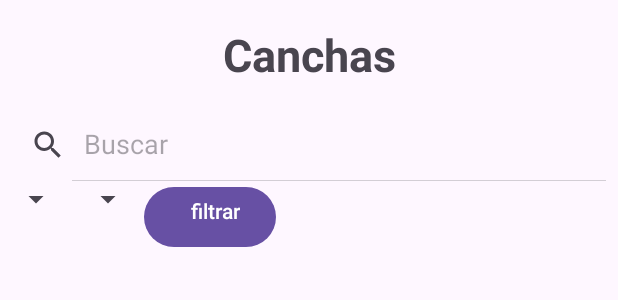
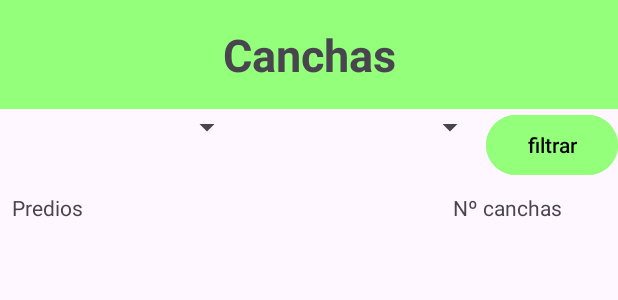
Before and after one commit to LautaroMalleret/CanchasApp, an Android app: the layout activity_main.xml on its own in the app's theme, with its tools: preview values and no code run, on a phone screen of 412 x 824 dp. Shown: the top 300 px of the screen. Run offline under Robolectric (Android 15) with nearby library versions, the phone set to English and light mode, and no system bars.

Commit message:
cambio de interfaz de inicio. cambio modelo de recycler view.

```diff
--- a/app/src/main/java/com/app/canchas/viewmodels/MainViewModel.kt
+++ b/app/src/main/java/com/app/canchas/viewmodels/MainViewModel.kt
@@ -20,6 +20,8 @@ class MainViewModel @Inject constructor(
     suspend fun obtenerCanchas() {
         val lista = mutableListOf<Cancha>()                 //creo lista con valores solicitados
         lista.addAll(canchaRepository.getCanchas())
+//        Log.i("hola", lista.toString())
+
         listaCanchas = lista
     //        listaCanchas.addAll(canchaRepository.getCanchas())
 //        return canchaRepository.getCanchas()
@@ -27,7 +29,7 @@ class MainViewModel @Inject constructor(
 
 
     suspend fun obtenerCanchasFiltradas(filtroCiudad: String, filtroNumeroCancha: String){
-        val ciudad = if (filtroCiudad == "TODAS LAS CIUDADES") "" else filtroCiudad
+        val ciudad = if (filtroCiudad == "CIUDADES") "" else filtroCiudad
         val numeroCancha = if (filtroNumeroCancha == "Nº CANCHA") "" else filtroNumeroCancha
 
 
--- a/app/src/main/res/layout/activity_main.xml
+++ b/app/src/main/res/layout/activity_main.xml
@@ -4,6 +4,7 @@
     android:layout_height="match_parent"
     android:orientation="vertical">
 
+<!--    titulo-->
     <TextView
         android:layout_width="match_parent"
         android:layout_height="wrap_content"
@@ -11,43 +12,62 @@
         android:text="@string/app_name"
         android:textAlignment="center"
         android:textSize="30sp"
-        android:textStyle="bold"></TextView>
+        android:textStyle="bold"
+        android:background="#93FF7B"></TextView>
 
-    <SearchView
+<!--filtros-->
+    <LinearLayout
         android:layout_width="match_parent"
         android:layout_height="wrap_content"
-        android:backgroundTint="@color/white"
-        android:iconifiedByDefault="false"
-
-        android:queryHint="Buscar">
-
-    </SearchView>
-
-    <LinearLayout
-        android:layout_width="match_parent"
-        android:layout_height="wrap_content">
+        android:gravity="center_horizontal">
 
         <Spinner
             android:id="@+id/filtro1"
-            android:layout_width="wrap_content"
-            android:layout_height="wrap_content" />
+            android:layout_width="0dp"
+            android:layout_weight="1"
+            android:layout_height="wrap_content"
+            />
 
         <Spinner
             android:id="@+id/filtro2"
-            android:layout_width="wrap_content"
-            android:layout_height="wrap_content" />
+            android:layout_width="0dp"
+            android:layout_weight="1"
+            android:layout_height="wrap_content"
+            />
 
         <Button
             android:id="@+id/btnFiltrar"
             android:layout_width="wrap_content"
             android:layout_height="wrap_content"
-            android:gravity="end"
-            android:text="filtrar"></Button>
+            android:text="filtrar"
+            android:backgroundTint="#93FF7B"
+            android:textColor="@color/black"></Button>
+    </LinearLayout>
+
+    <LinearLayout
+        android:layout_width="match_parent"
+        android:layout_height="wrap_content"
+        android:padding="8dp">
+
+        <TextView
+            android:layout_width="match_parent"
+            android:layout_height="wrap_content"
+            android:layout_weight="1"
+            android:text="Predios"></TextView>
+
+        <TextView
+            android:layout_width="match_parent"
+            android:layout_height="wrap_content"
+            android:layout_weight="2"
+            android:text="Nº canchas"
+            android:textAlignment="center"></TextView>
+
     </LinearLayout>
 
     <androidx.recyclerview.widget.RecyclerView
         android:id="@+id/recyclerView_Canchas"
         android:layout_width="match_parent"
-        android:layout_height="match_parent"></androidx.recyclerview.widget.RecyclerView>
+        android:layout_height="match_parent"
+        ></androidx.recyclerview.widget.RecyclerView>
 
 </LinearLayout>
--- a/app/src/main/res/values/themes.xml
+++ b/app/src/main/res/values/themes.xml
@@ -6,4 +6,6 @@
     </style>
 
     <style name="Theme.Canchas" parent="Base.Theme.Canchas" />
+
+
 </resources>
```
Also changed, not shown: app/src/main/java/com/app/canchas/MainActivity.kt (+9 -6 lines), app/src/main/java/com/app/canchas/adapters/CanchaAdapter.kt (+7 -4 lines), app/src/main/java/com/app/canchas/viewholders/CanchaViewHolder.kt (+5 -3 lines), app/src/main/res/layout/canchas_item.xml (+23 -24 lines).
